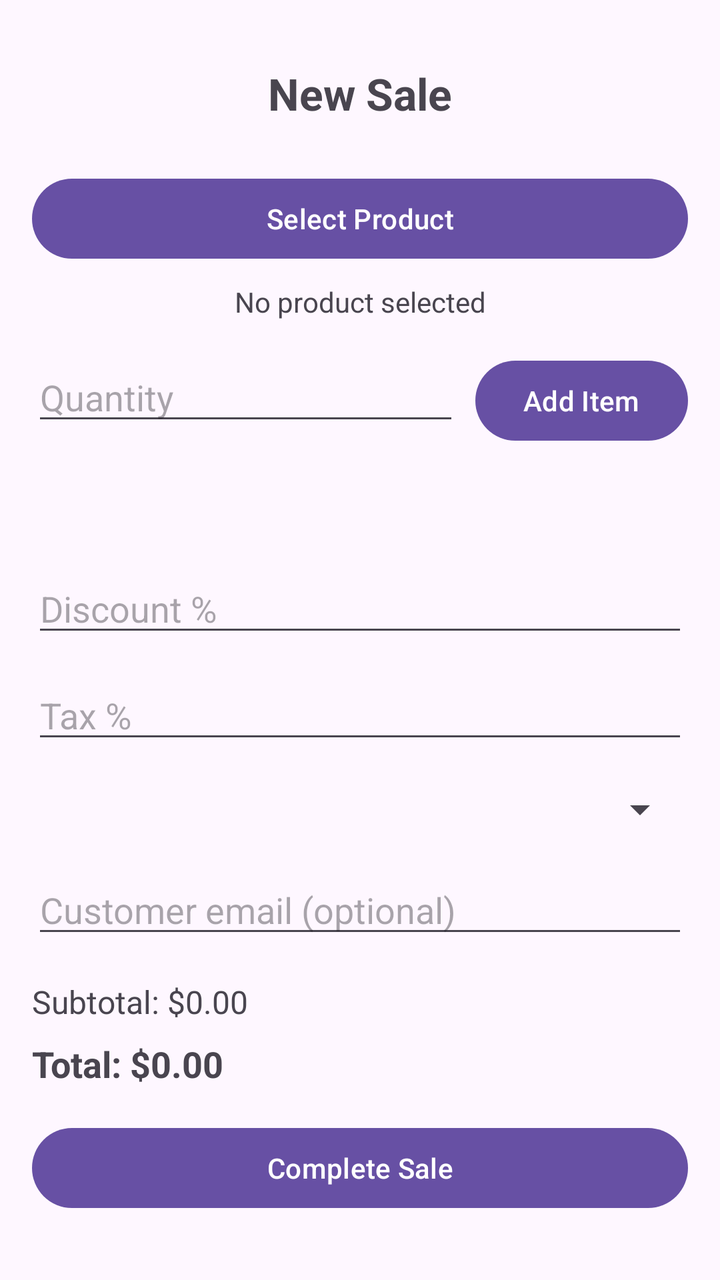
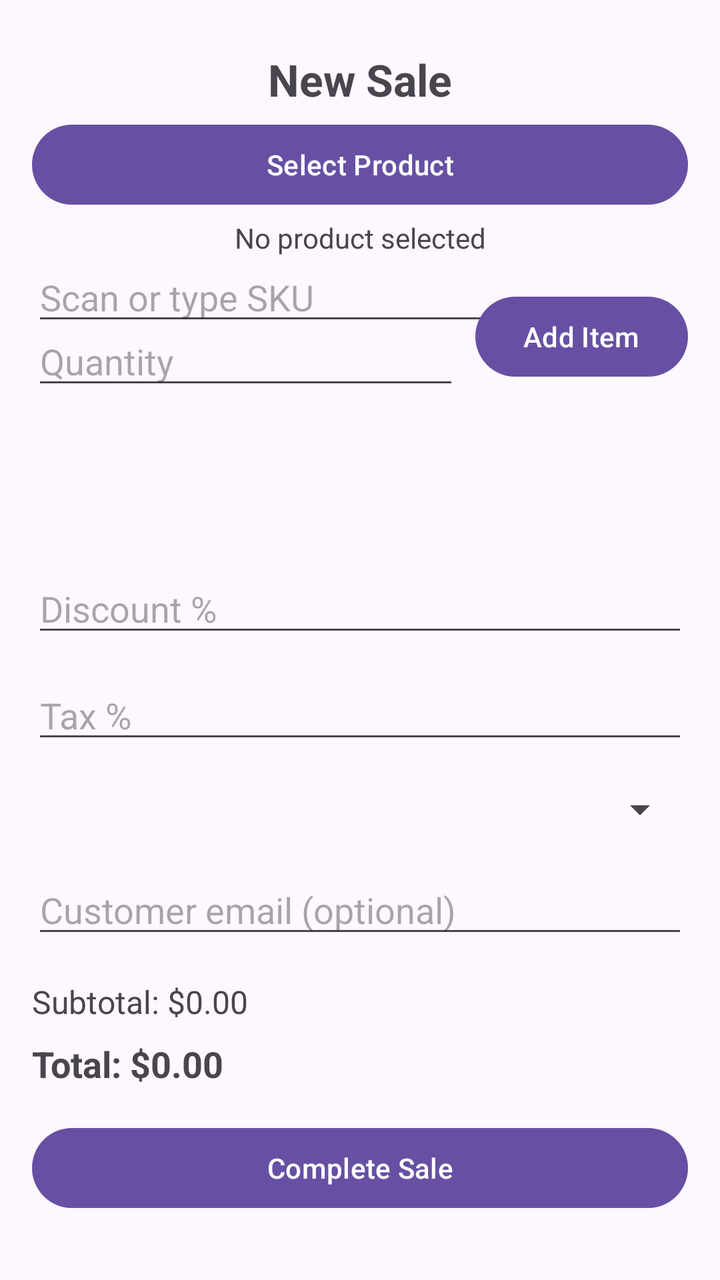

The first picture is an Android layout as it rendered before a commit; the second is the same layout after the commit. The layout source and the unified diff follow.
<!-- AndroidManifest.xml: application theme Theme.TinySale -->
<!-- res/layout/activity_new_sale.xml -->
<?xml version="1.0" encoding="utf-8"?>
<androidx.constraintlayout.widget.ConstraintLayout
    xmlns:android="http://schemas.android.com/apk/res/android"
    xmlns:app="http://schemas.android.com/apk/res-auto"
    android:layout_width="match_parent"
    android:layout_height="match_parent"
    android:padding="16dp">

    
    <TextView
        android:id="@+id/tvNewSaleTitle"
        android:layout_width="wrap_content"
        android:layout_height="wrap_content"
        android:text="New Sale"
        android:textSize="22sp"
        android:textStyle="bold"
        app:layout_constraintTop_toTopOf="parent"
        app:layout_constraintStart_toStartOf="parent"
        app:layout_constraintEnd_toEndOf="parent"
        android:layout_marginTop="16dp"/>

    
    <Button
        android:id="@+id/btnSelectProduct"
        android:layout_width="0dp"
        android:layout_height="wrap_content"
        android:text="Select Product"
        app:layout_constraintTop_toBottomOf="@id/tvNewSaleTitle"
        app:layout_constraintStart_toStartOf="parent"
        app:layout_constraintEnd_toEndOf="parent"
        android:layout_marginTop="24dp"/>

    
    <TextView
        android:id="@+id/tvSelectedProduct"
        android:layout_width="0dp"
        android:layout_height="wrap_content"
        android:text="No product selected"
        android:textSize="14sp"
        android:textAlignment="center"
        app:layout_constraintTop_toBottomOf="@id/btnSelectProduct"
        app:layout_constraintStart_toStartOf="parent"
        app:layout_constraintEnd_toEndOf="parent"
        android:layout_marginTop="8dp"/>

    
    <EditText
        android:id="@+id/etQuantity"
        android:layout_width="0dp"
        android:layout_height="wrap_content"
        android:hint="Quantity"
        android:inputType="number"
        app:layout_constraintTop_toBottomOf="@id/tvSelectedProduct"
        app:layout_constraintStart_toStartOf="parent"
        app:layout_constraintEnd_toStartOf="@id/btnAddItem"
        android:layout_marginTop="16dp"
        android:layout_marginEnd="8dp"/>

    
    <Button
        android:id="@+id/btnAddItem"
        android:layout_width="wrap_content"
        android:layout_height="wrap_content"
        android:text="Add Item"
        app:layout_constraintTop_toBottomOf="@id/tvSelectedProduct"
        app:layout_constraintEnd_toEndOf="parent"
        android:layout_marginTop="16dp"/>

    
    <androidx.recyclerview.widget.RecyclerView
        android:id="@+id/rvCartItems"
        android:layout_width="0dp"
        android:layout_height="0dp"
        android:paddingTop="8dp"
        app:layout_constraintTop_toBottomOf="@id/etQuantity"
        app:layout_constraintStart_toStartOf="parent"
        app:layout_constraintEnd_toEndOf="parent"
        app:layout_constraintBottom_toTopOf="@id/etDiscountPercent"
        android:layout_marginTop="12dp"
        android:layout_marginBottom="12dp"/>

    
    <EditText
        android:id="@+id/etDiscountPercent"
        android:layout_width="0dp"
        android:layout_height="wrap_content"
        android:hint="Discount %"
        android:inputType="numberDecimal"
        app:layout_constraintTop_toBottomOf="@id/rvCartItems"
        app:layout_constraintStart_toStartOf="parent"
        app:layout_constraintEnd_toEndOf="parent"/>

    
    <EditText
        android:id="@+id/etTaxRate"
        android:layout_width="0dp"
        android:layout_height="wrap_content"
        android:hint="Tax %"
        android:inputType="numberDecimal"
        app:layout_constraintTop_toBottomOf="@id/etDiscountPercent"
        app:layout_constraintStart_toStartOf="parent"
        app:layout_constraintEnd_toEndOf="parent"
        android:layout_marginTop="12dp"/>

    
    <Spinner
        android:id="@+id/spinnerPaymentMethod"
        android:layout_width="0dp"
        android:layout_height="wrap_content"
        app:layout_constraintTop_toBottomOf="@id/etTaxRate"
        app:layout_constraintStart_toStartOf="parent"
        app:layout_constraintEnd_toEndOf="parent"
        android:layout_marginTop="16dp"/>

    
    <EditText
        android:id="@+id/etCustomerEmail"
        android:layout_width="0dp"
        android:layout_height="wrap_content"
        android:hint="Customer email (optional)"
        android:inputType="textEmailAddress"
        app:layout_constraintTop_toBottomOf="@id/spinnerPaymentMethod"
        app:layout_constraintStart_toStartOf="parent"
        app:layout_constraintEnd_toEndOf="parent"
        android:layout_marginTop="16dp"/>

    
    <TextView
        android:id="@+id/tvSubtotal"
        android:layout_width="0dp"
        android:layout_height="wrap_content"
        android:text="Subtotal: $0.00"
        android:textSize="16sp"
        app:layout_constraintTop_toBottomOf="@id/etCustomerEmail"
        app:layout_constraintStart_toStartOf="parent"
        app:layout_constraintEnd_toEndOf="parent"
        android:layout_marginTop="16dp"/>

    
    <TextView
        android:id="@+id/tvFinalTotal"
        android:layout_width="0dp"
        android:layout_height="wrap_content"
        android:layout_marginTop="8dp"
        android:layout_marginBottom="16dp"
        android:text="Total: $0.00"
        android:textSize="18sp"
        android:textStyle="bold"
        app:layout_constraintBottom_toTopOf="@+id/btnCompleteSale"
        app:layout_constraintEnd_toEndOf="parent"
        app:layout_constraintStart_toStartOf="parent"
        app:layout_constraintTop_toBottomOf="@id/tvSubtotal" />

    
    <Button
        android:id="@+id/btnCompleteSale"
        android:layout_width="0dp"
        android:layout_height="wrap_content"
        android:text="Complete Sale"
        app:layout_constraintBottom_toBottomOf="parent"
        app:layout_constraintStart_toStartOf="parent"
        app:layout_constraintEnd_toEndOf="parent"
        android:layout_marginBottom="16dp"/>

</androidx.constraintlayout.widget.ConstraintLayout>
<!-- resources referenced by this layout -->
<resources>
  <style name="Theme.TinySale" parent="Base.Theme.TinySale" />
  <style name="Base.Theme.TinySale" parent="Theme.Material3.DayNight.NoActionBar">
          
          
      </style>
</resources>

<!-- the commit's change to res/layout/activity_new_sale.xml (unified diff, before → after) -->
@@ -17,7 +17,7 @@
         app:layout_constraintTop_toTopOf="parent"
         app:layout_constraintStart_toStartOf="parent"
         app:layout_constraintEnd_toEndOf="parent"
-        android:layout_marginTop="16dp"/>
+        android:layout_marginTop="9dp"/>
 
     
     <Button
@@ -28,20 +28,31 @@
         app:layout_constraintTop_toBottomOf="@id/tvNewSaleTitle"
         app:layout_constraintStart_toStartOf="parent"
         app:layout_constraintEnd_toEndOf="parent"
-        android:layout_marginTop="24dp"/>
+        android:layout_marginTop="4dp"/>
+
+    <EditText
+        android:id="@+id/etSku"
+        android:layout_width="0dp"
+        android:layout_height="wrap_content"
+        android:hint="Scan or type SKU"
+        android:inputType="text"
+        android:layout_marginTop="20dp"
+        app:layout_constraintTop_toBottomOf="@id/btnSelectProduct"
+        app:layout_constraintStart_toStartOf="parent"
+        app:layout_constraintEnd_toEndOf="parent" />
 
     
     <TextView
         android:id="@+id/tvSelectedProduct"
         android:layout_width="0dp"
         android:layout_height="wrap_content"
+        android:layout_marginTop="3dp"
         android:text="No product selected"
+        android:textAlignment="center"
         android:textSize="14sp"
-        android:textAlignment="center"
-        app:layout_constraintTop_toBottomOf="@id/btnSelectProduct"
+        app:layout_constraintEnd_toEndOf="parent"
         app:layout_constraintStart_toStartOf="parent"
-        app:layout_constraintEnd_toEndOf="parent"
-        android:layout_marginTop="8dp"/>
+        app:layout_constraintTop_toBottomOf="@id/btnSelectProduct" />
 
     
     <EditText
@@ -53,7 +64,7 @@
         app:layout_constraintTop_toBottomOf="@id/tvSelectedProduct"
         app:layout_constraintStart_toStartOf="parent"
         app:layout_constraintEnd_toStartOf="@id/btnAddItem"
-        android:layout_marginTop="16dp"
+        android:layout_marginTop="30dp"
         android:layout_marginEnd="8dp"/>
 
     
